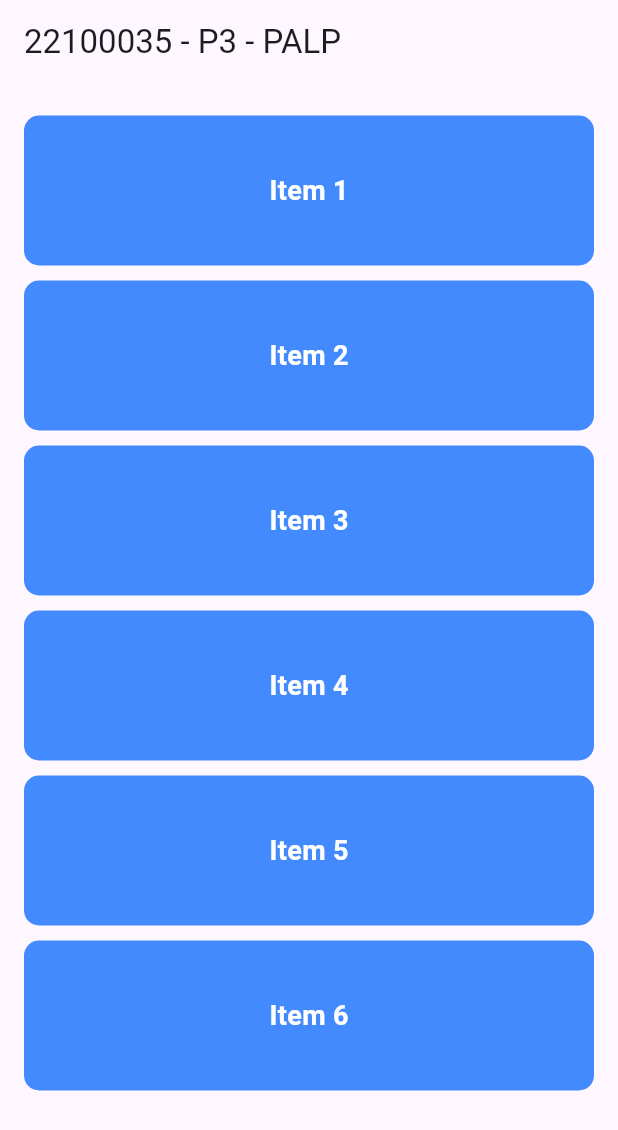
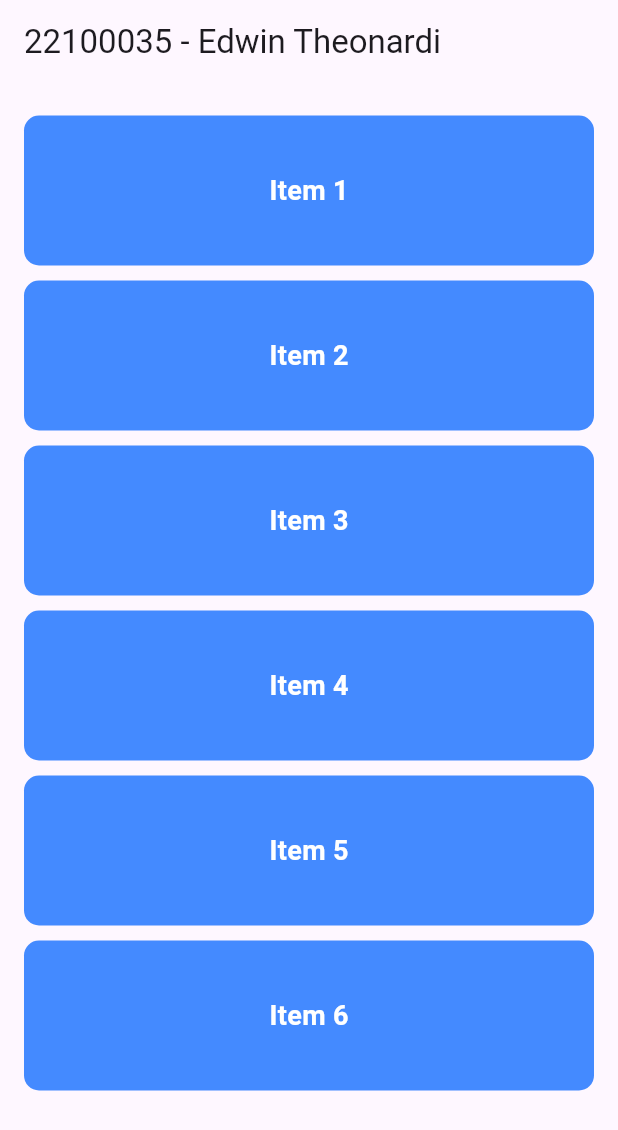
Before and after one commit to EdwinTheonardi/palp, a Flutter app: the screen it shows after launch, on a phone screen of 412 x 824 dp. Shown: the top 1130 px of the screen. Run offline on Flutter 3.47's test engine with Material 3 defaults, Android fonts, the phone set to English and light mode, and no system bars.

Commit message:
Mengupdate pertemuan 3

```diff
--- a/Pertemuan 3/p3_palp/lib/main.dart
+++ b/Pertemuan 3/p3_palp/lib/main.dart
@@ -9,60 +9,34 @@ class MyApp extends StatelessWidget {
   Widget build(BuildContext context) {
     return MaterialApp(
       debugShowCheckedModeBanner: false,
-      home: ResponsiveScreen(),
-    );
-  }
-}
+      home: Scaffold(
+        appBar: AppBar(title: Text("22100035 - Edwin Theonardi")),
+        body: LayoutBuilder(
+          builder: (context, constraints) {
+            bool isLargeScreen = constraints.maxWidth > 600;
 
-class ResponsiveScreen extends StatelessWidget {
-  @override
-  Widget build(BuildContext context) {
-    return Scaffold(
-      appBar: AppBar(title: Text("22100035 - P3 - PALP")),
-      body: LayoutBuilder(
-        builder: (context, constraints) {
-          double width = constraints.maxWidth;
-          bool isLargeScreen = width > 600;
-
-          return Padding(
-            padding: EdgeInsets.all(16.0),
-            child: isLargeScreen ? buildGridLayout() : buildListLayout(),
-          );
-        },
+            return isLargeScreen
+                ? GridView.count(
+                    crossAxisCount: 3,
+                    crossAxisSpacing: 10,
+                    mainAxisSpacing: 10,
+                    padding: EdgeInsets.all(16),
+                    children: List.generate(6, (index) => buildBox(index)),
+                  )
+                : ListView(
+                    padding: EdgeInsets.all(16),
+                    children: List.generate(6, (index) => buildBox(index)),
+                  );
+          },
+        ),
       ),
     );
   }
 
-  Widget buildGridLayout() {
-    return GridView.builder(
-      gridDelegate: SliverGridDelegateWithFixedCrossAxisCount(
-        crossAxisCount: 3,
-        crossAxisSpacing: 10,
-        mainAxisSpacing: 10,
-      ),
-      itemCount: 6,
-      itemBuilder: (context, index) {
-        return buildBox(index, isLargeScreen: true);
-      },
-    );
-  }
-
-  Widget buildListLayout() {
-    return ListView.builder(
-      itemCount: 6,
-      itemBuilder: (context, index) {
-        return Padding(
-          padding: EdgeInsets.symmetric(vertical: 5),
-          child: buildBox(index, isLargeScreen: false),
-        );
-      },
-    );
-  }
-
-  Widget buildBox(int index, {required bool isLargeScreen}) {
-    double height = isLargeScreen ? (index % 2 == 0 ? 80 : 120) : 100;
+  Widget buildBox(int index) {
     return Container(
-      height: height,
+      height: 100,
+      margin: EdgeInsets.symmetric(vertical: 5),
       decoration: BoxDecoration(
         color: Colors.blueAccent,
         borderRadius: BorderRadius.circular(10),
```
